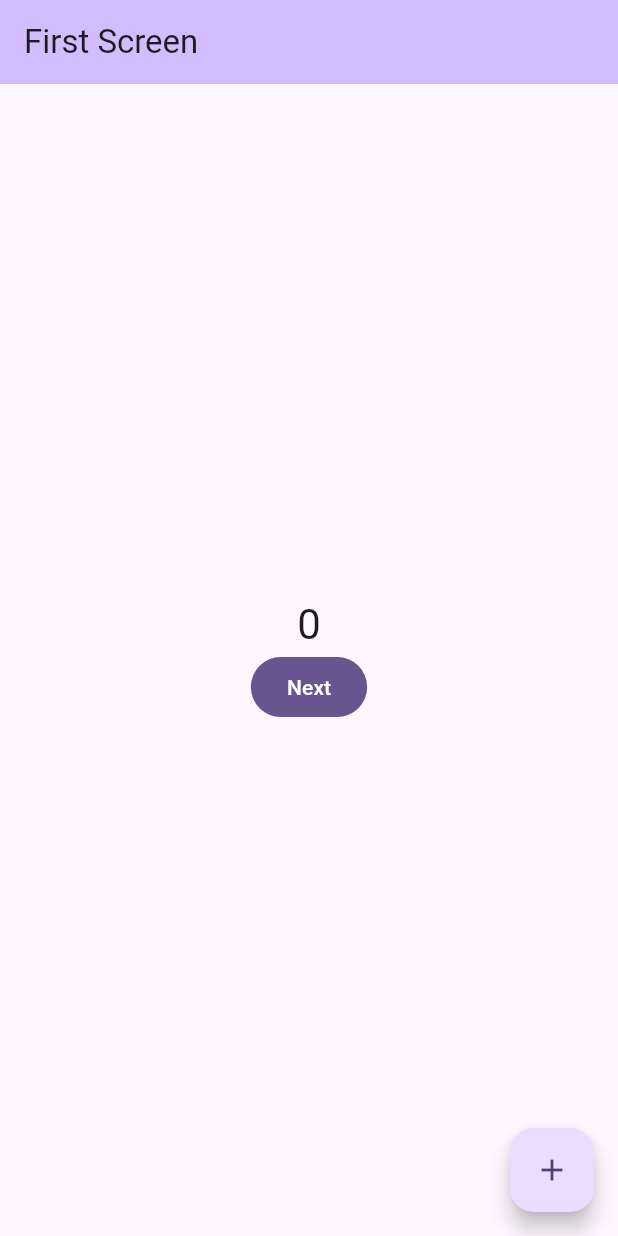
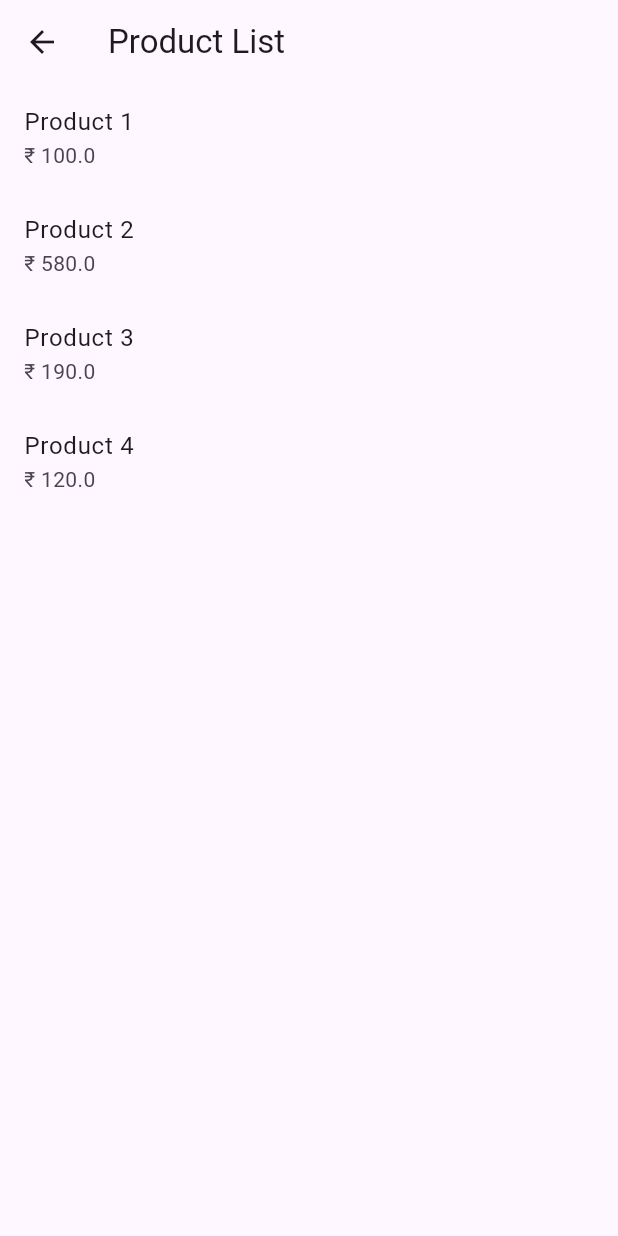
Before and after one commit to Akshayar07/getx, a Flutter app: the screen it shows after launch, on a phone screen of 412 x 824 dp. Run offline on Flutter 3.47's test engine with Material 3 defaults, Android fonts, the phone set to English and light mode, and no system bars; our stand-ins replace get.

Commit message:
product app

```diff
--- /dev/null
+++ b/lib/app/modules/product/controllers/cart_controller.dart
@@ -0,0 +1,20 @@
+import 'package:get/get.dart';
+import 'package:myapp/app/modules/product/models/product_model.dart';
+
+class CartController extends GetxController {
+  var cartItem = <ProductModel>[].obs;
+  var totalAmount = 0.0.obs;
+  void addToCart(ProductModel product) {
+    cartItem.add(product);
+    calculateTotal();
+  }
+
+  void removeFromCart(ProductModel product) {
+    cartItem.remove(product);
+    calculateTotal();
+  }
+
+  void calculateTotal() {
+    totalAmount.value = cartItem.fold(0, (sum, item) => sum + item.price);
+  }
+}
--- /dev/null
+++ b/lib/app/modules/product/controllers/product_controller.dart
@@ -0,0 +1,17 @@
+import 'package:get/get.dart';
+import 'package:myapp/app/modules/product/models/product_model.dart';
+
+class ProductController extends GetxController {
+  var products = <ProductModel>[].obs;
+
+  @override
+  void onInit() {
+    super.onInit();
+    products.addAll([
+      ProductModel(name: "Product 1", price: 100.0),
+      ProductModel(name: "Product 2", price: 580.0),
+      ProductModel(name: "Product 3", price: 190.0),
+      ProductModel(name: "Product 4", price: 120.0),
+    ]);
+  }
+}
--- /dev/null
+++ b/lib/app/modules/product/models/product_model.dart
@@ -0,0 +1,5 @@
+class ProductModel {
+  final String name;
+  final double price;
+  ProductModel({required this.name, required this.price});
+}
--- /dev/null
+++ b/lib/app/modules/product/views/product_detail_view.dart
@@ -0,0 +1,39 @@
+import 'package:flutter/material.dart';
+import 'package:get/get.dart';
+import 'package:myapp/app/modules/product/controllers/cart_controller.dart';
+import 'package:myapp/app/modules/product/models/product_model.dart';
+
+class ProductDetailsView extends StatelessWidget {
+  final CartController cartController = Get.find<CartController>();
+
+  ProductDetailsView({super.key});
+  @override
+  Widget build(BuildContext context) {
+    final ProductModel product = Get.arguments;
+    return Scaffold(
+      appBar: AppBar(
+        title: const Text("Product Detail"),
+        actions: [
+          IconButton(
+              onPressed: () {
+                Get.toNamed('/cart');
+              },
+              icon: const Icon(Icons.shopping_cart))
+        ],
+      ),
+      body: Column(
+        children: [
+          Text(product.name),
+          Text(product.price.toString()),
+          ElevatedButton(
+              onPressed: () {
+                cartController.addToCart(product);
+                Get.snackbar(
+                    "Added to cart", "${product.name} added to you cart");
+              },
+              child: const Text("Add to Cart"))
+        ],
+      ),
+    );
+  }
+}
--- /dev/null
+++ b/lib/app/modules/product/views/product_view.dart
@@ -0,0 +1,31 @@
+import 'package:flutter/material.dart';
+import 'package:get/get.dart';
+import 'package:myapp/app/modules/product/controllers/product_controller.dart';
+
+class ProductView extends StatelessWidget {
+  final productController = Get.put(ProductController());
+
+  @override
+  Widget build(BuildContext context) {
+    return Scaffold(
+        appBar: AppBar(
+          title: const Text("Product List"),
+        ),
+        body: Obx(() {
+          return ListView.builder(
+            itemCount: productController.products.length,
+            itemBuilder: (context, index) {
+              final product = productController.products[index];
+
+              return ListTile(
+                title: Text(product.name),
+                subtitle: Text("₹ ${product.price.toString()}"),
+                onTap: () {
+                  Get.toNamed('/product-details', arguments: product);
+                },
+              );
+            },
+          );
+        }));
+  }
+}
--- /dev/null
+++ b/lib/app/routes/app_pages.dart
@@ -0,0 +1,15 @@
+import 'package:get/get.dart';
+import 'package:myapp/app/modules/product/views/cart_view.dart';
+import 'package:myapp/app/modules/product/views/check_out_view.dart';
+import 'package:myapp/app/modules/product/views/product_detail_view.dart';
+import 'package:myapp/app/modules/product/views/product_view.dart';
+import 'package:myapp/app/routes/app_routes.dart';
+
+class AppPages {
+  static final routes = [
+    GetPage(name: Routes.PRODUCT, page:()=> ProductView()),
+    GetPage(name: Routes.PRODUCT_DETAILS, page:()=> ProductDetailsView()),
+GetPage(name: Routes.CART, page: ()=>CartView()),
+GetPage(name:Routes.CHECK_OUT, page:()=> CheckOutView())
+  ];
+}
--- /dev/null
+++ b/lib/app/routes/app_routes.dart
@@ -0,0 +1,6 @@
+class Routes {
+  static const PRODUCT = '/product';
+  static const PRODUCT_DETAILS = '/product-details';
+  static const CART = '/cart';
+  static const CHECK_OUT='/check-out';
+}
--- a/lib/main.dart
+++ b/lib/main.dart
@@ -1,9 +1,14 @@
 import 'package:flutter/material.dart';
 import 'package:get/get.dart';
-import 'package:myapp/presentation/home_screen.dart';
+import 'package:myapp/app/modules/product/controllers/cart_controller.dart';
+import 'package:myapp/app/modules/product/views/product_view.dart';
+import 'package:myapp/app/routes/app_pages.dart';
+import 'package:myapp/app/routes/app_routes.dart';
+// import 'package:myapp/presentation/home_screen.dart';
 // import 'package:myapp/presentation/home_screen.dart';
 
 void main() {
+  Get.put(CartController());
   runApp(const MyApp());
 }
 
@@ -13,12 +18,14 @@ class MyApp extends StatelessWidget {
   @override
   Widget build(BuildContext context) {
     return GetMaterialApp(
+      getPages: AppPages.routes,
+      initialRoute: Routes.PRODUCT,
       title: 'Flutter Demo',
       theme: ThemeData(
         colorScheme: ColorScheme.fromSeed(seedColor: Colors.deepPurple),
         useMaterial3: true,
       ),
-      home: const MyHomePage(),
+      home: ProductView(),
     );
   }
 }
```
Also changed, not shown: lib/app/modules/product/views/cart_view.dart (added, +48 -0 lines), lib/app/modules/product/views/check_out_view.dart (added, +16 -0 lines).
